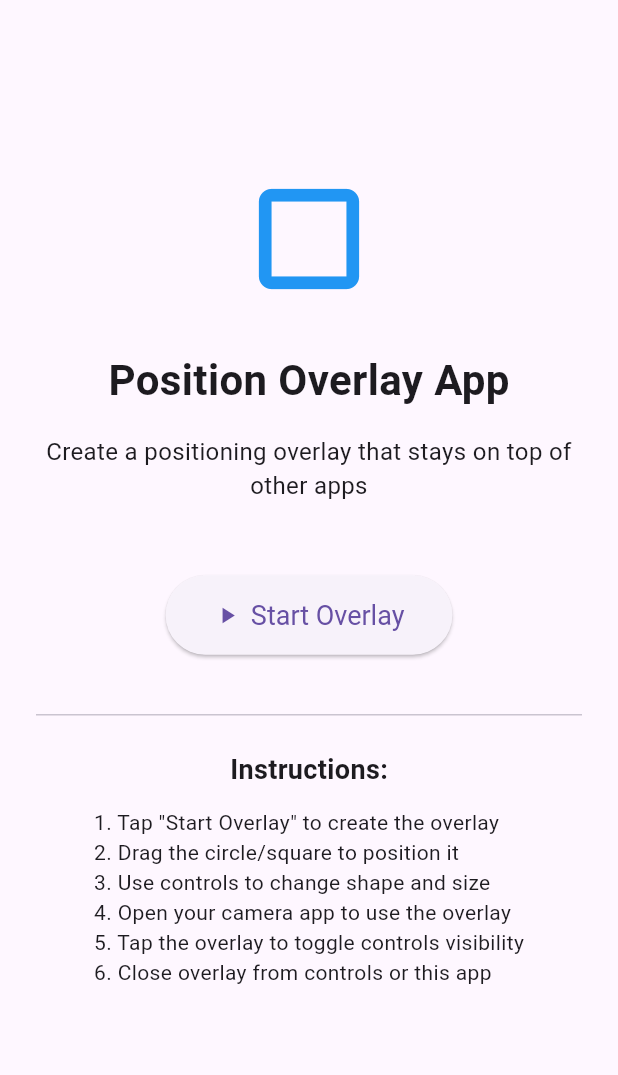
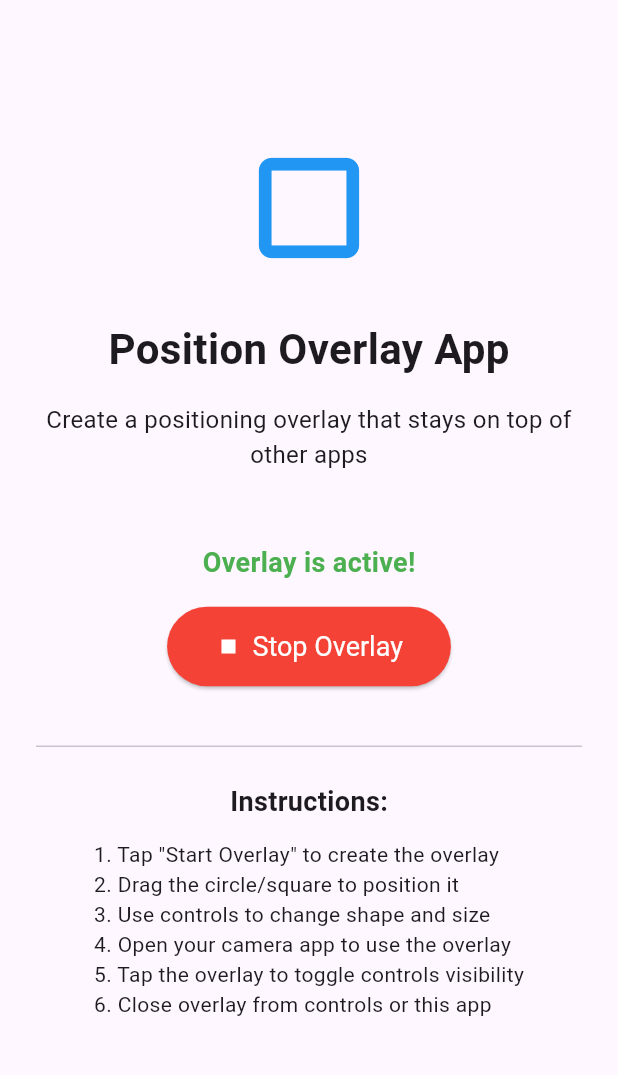
Before and after one commit to allmonty/photo-position, a Flutter app: the screen it shows after launch, after a tap on "Start Overlay", on a phone screen of 412 x 824 dp, the part 84-1159 px from its top. Run offline on Flutter 3.47's test engine with Material 3 defaults, Android fonts, the phone set to English and light mode, and no system bars; missing offline and left inert: flutter_overlay_window; statements that could not run were skipped.

Commit message:
Fix overlay freeze by removing blocking isActive() calls and fixing permission logic
Co-authored-by: allmonty <4502764+allmonty@users.noreply.github.com>

```diff
--- a/lib/main.dart
+++ b/lib/main.dart
@@ -45,21 +45,13 @@ class _HomeScreenState extends State<HomeScreen> {
   @override
   void initState() {
     super.initState();
-    _checkOverlayStatus();
-  }
-
-  Future<void> _checkOverlayStatus() async {
-    final isActive = await FlutterOverlayWindow.isActive();
-    setState(() {
-      _isOverlayActive = isActive;
-    });
   }
 
   Future<void> _requestPermission() async {
     final status = await FlutterOverlayWindow.isPermissionGranted();
     if (!status) {
       final granted = await FlutterOverlayWindow.requestPermission();
-      if (granted! && mounted) {
+      if (!granted && mounted) {
         ScaffoldMessenger.of(context).showSnackBar(
           const SnackBar(
             content: Text('Overlay permission is required to use this app'),
@@ -77,6 +69,7 @@ class _HomeScreenState extends State<HomeScreen> {
       return;
     }
 
+    try {
       await FlutterOverlayWindow.showOverlay(
         enableDrag: false,
         overlayTitle: "Photo Position Overlay",
@@ -88,12 +81,42 @@ class _HomeScreenState extends State<HomeScreen> {
         height: WindowSize.matchParent,
       );
 
-    await _checkOverlayStatus();
+      // Update state after a short delay to allow overlay to initialize
+      if (mounted) {
+        setState(() {
+          _isOverlayActive = true;
+        });
+      }
+    } catch (e) {
+      if (mounted) {
+        ScaffoldMessenger.of(context).showSnackBar(
+          SnackBar(
+            content: Text('Failed to show overlay: $e'),
+            duration: const Duration(seconds: 3),
+          ),
+        );
+      }
+    }
   }
 
   Future<void> _closeOverlay() async {
+    try {
       await FlutterOverlayWindow.closeOverlay();
-    await _checkOverlayStatus();
+      if (mounted) {
+        setState(() {
+          _isOverlayActive = false;
+        });
+      }
+    } catch (e) {
+      if (mounted) {
+        ScaffoldMessenger.of(context).showSnackBar(
+          SnackBar(
+            content: Text('Failed to close overlay: $e'),
+            duration: const Duration(seconds: 3),
+          ),
+        );
+      }
+    }
   }
 
   @override
```
Lines whose indentation alone changed are shown as unchanged.
